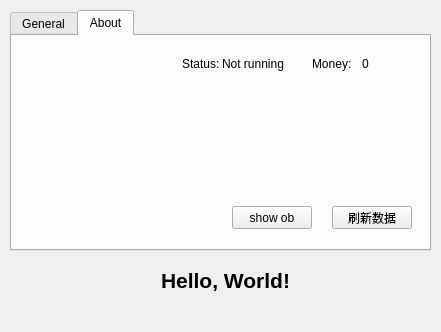
Before: the Qt Designer form mainwindow.ui in wudi-7mi/open_ra2ob_qt6, drawn with Qt 5.
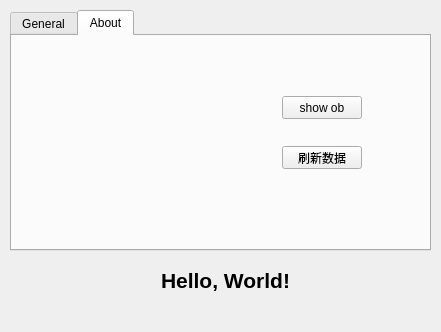
After: the same form once the commit is applied. The open tabs and pages were chosen to show the change. Icons and pictures are not drawn. Custom widgets are drawn as their Qt base class.

What changed in the file:
```diff
--- a/mainwindow.ui
+++ b/mainwindow.ui
@@ -131,8 +131,8 @@
      <widget class="QPushButton" name="btn_emit">
       <property name="geometry">
        <rect>
-        <x>320</x>
-        <y>170</y>
+        <x>270</x>
+        <y>110</y>
         <width>80</width>
         <height>23</height>
        </rect>
@@ -141,83 +141,11 @@
        <string>刷新数据</string>
       </property>
      </widget>
-     <widget class="Unitblock" name="ub_01" native="true">
-      <property name="geometry">
-       <rect>
-        <x>220</x>
-        <y>60</y>
-        <width>78</width>
-        <height>89</height>
-       </rect>
-      </property>
-     </widget>
-     <widget class="Unitblock" name="ub_02" native="true">
-      <property name="geometry">
-       <rect>
-        <x>320</x>
-        <y>60</y>
-        <width>78</width>
-        <height>89</height>
-       </rect>
-      </property>
-     </widget>
-     <widget class="QLabel" name="status_label">
-      <property name="geometry">
-       <rect>
-        <x>170</x>
-        <y>20</y>
-        <width>53</width>
-        <height>15</height>
-       </rect>
-      </property>
-      <property name="text">
-       <string>Status:</string>
-      </property>
-     </widget>
-     <widget class="QLabel" name="status">
-      <property name="geometry">
-       <rect>
-        <x>210</x>
-        <y>20</y>
-        <width>71</width>
-        <height>16</height>
-       </rect>
-      </property>
-      <property name="text">
-       <string>Not running</string>
-      </property>
-     </widget>
-     <widget class="QLabel" name="money_label">
-      <property name="geometry">
-       <rect>
-        <x>300</x>
-        <y>20</y>
-        <width>51</width>
-        <height>16</height>
-       </rect>
-      </property>
-      <property name="text">
-       <string>Money:</string>
-      </property>
-     </widget>
-     <widget class="QLabel" name="money">
-      <property name="geometry">
-       <rect>
-        <x>350</x>
-        <y>20</y>
-        <width>51</width>
-        <height>16</height>
-       </rect>
-      </property>
-      <property name="text">
-       <string>0</string>
-      </property>
-     </widget>
      <widget class="QPushButton" name="btn_show_ob">
       <property name="geometry">
        <rect>
-        <x>220</x>
-        <y>170</y>
+        <x>270</x>
+        <y>60</y>
         <width>80</width>
         <height>23</height>
        </rect>
@@ -240,14 +168,6 @@
    </property>
   </widget>
  </widget>
- <customwidgets>
-  <customwidget>
-   <class>Unitblock</class>
-   <extends>QWidget</extends>
-   <header location="global">../unitblock.h</header>
-   <container>1</container>
-  </customwidget>
- </customwidgets>
  <resources>
   <include location="resources.qrc"/>
  </resources>
```
Left out of the diff: 4 changed lines with no effect on the pictures.
